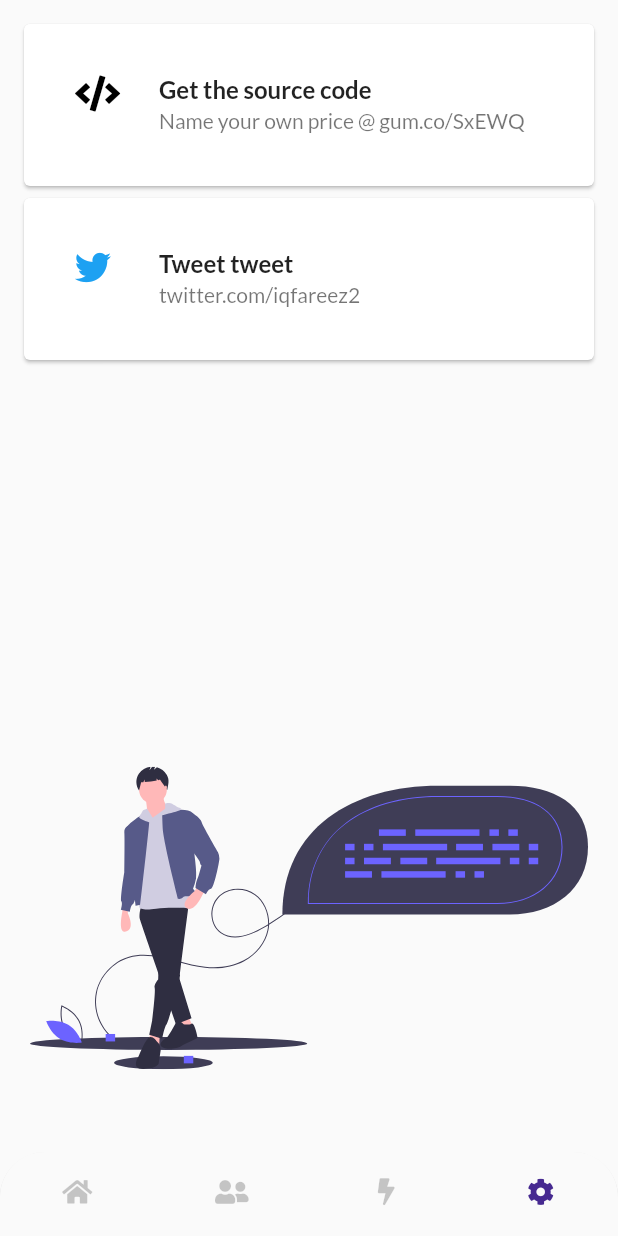
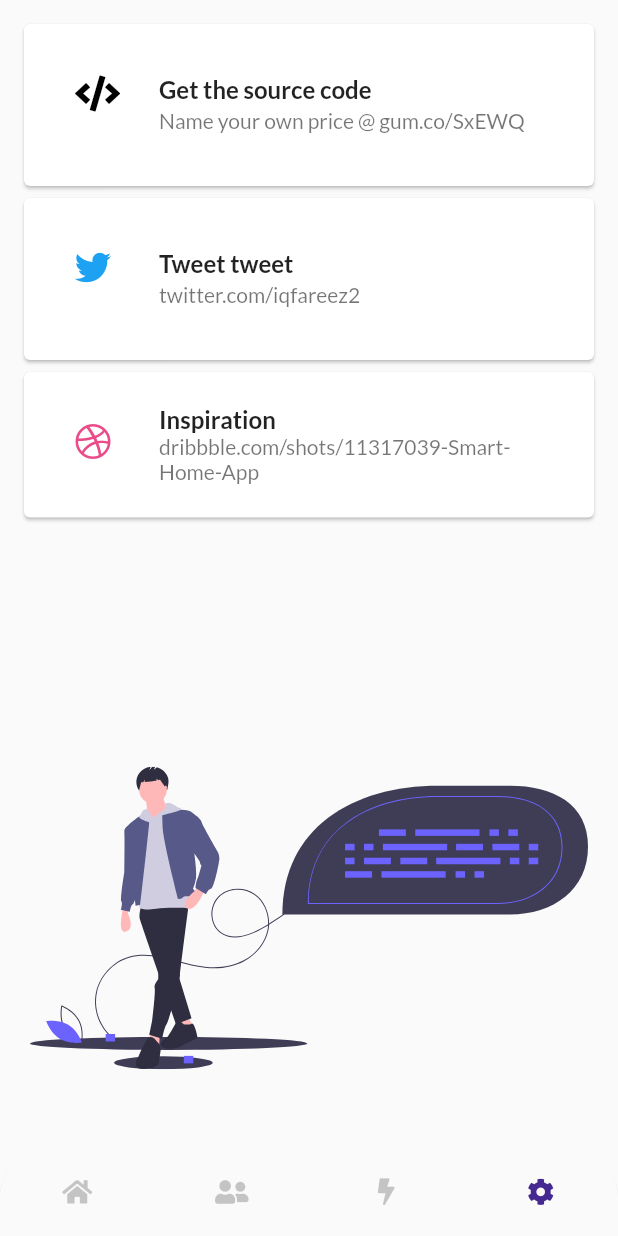
Before and after one commit to iqfareez/smarthome_ui, a Flutter app: the screen it shows after launch, item 4 of the bottom bar chosen, on a phone screen of 412 x 824 dp. Run offline on Flutter 3.47's test engine with Material 2 defaults, Android fonts, the phone set to English and light mode, and no system bars; our stand-ins replace flutter_svg, font_awesome_flutter, google_fonts; missing offline and left inert: flutter_circular_slider.

Commit message:
Added Dribbble link

```diff
--- a/lib/screens/setting_page.dart
+++ b/lib/screens/setting_page.dart
@@ -45,7 +45,23 @@ class SettingPage extends StatelessWidget {
                       ),
                       subtitle: Text('twitter.com/iqfareez2'),
                     ),
-                  )
+                  ),
+                  tapCard(
+                    () {
+                      LaunchUrlUtil.launchUrl(
+                          'https://dribbble.com/shots/11317039-Smart-Home-App');
+                    },
+                    ListTile(
+                      leading: FaIcon(FontAwesomeIcons.dribbble,
+                          color: Color(0xFFEA4c89)),
+                      title: Text(
+                        'Inspiration',
+                        style: TextStyle(fontWeight: FontWeight.bold),
+                      ),
+                      subtitle:
+                          Text('dribbble.com/shots/11317039-Smart-Home-App'),
+                    ),
+                  ),
                 ],
               ),
             ),
```
